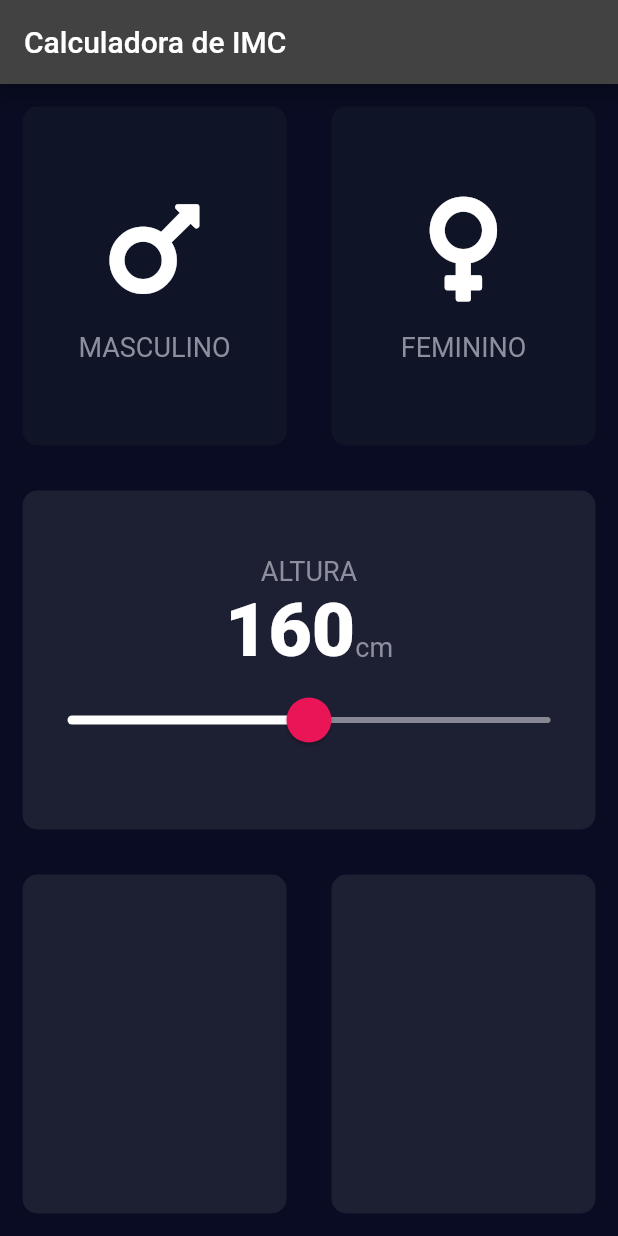
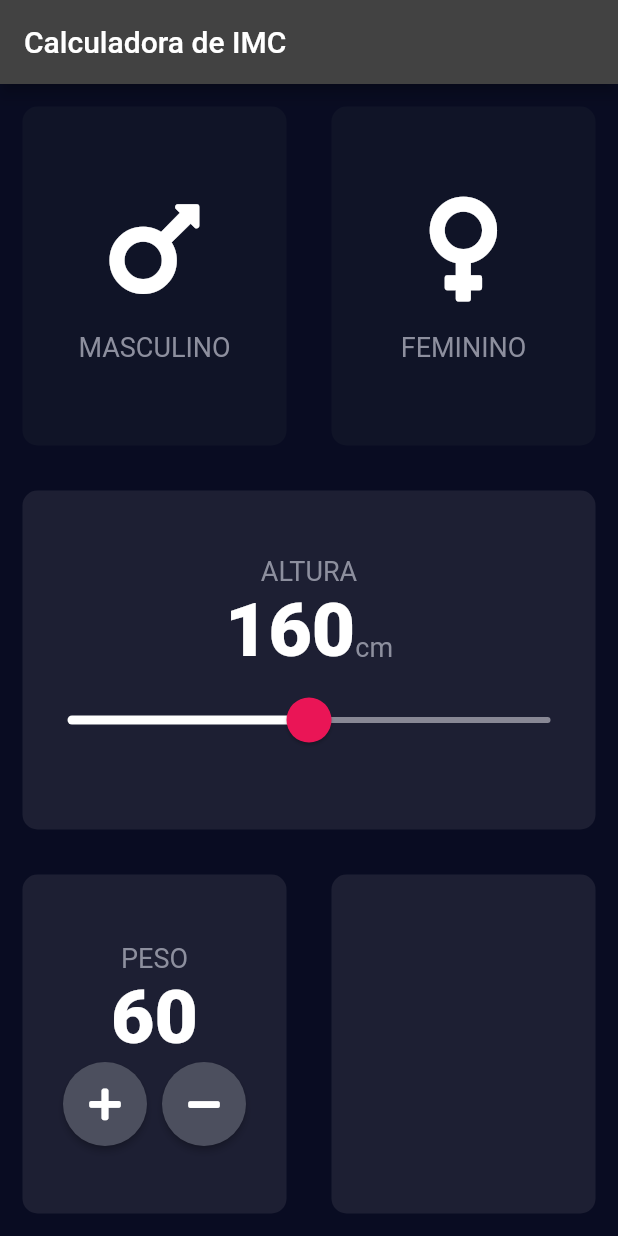
Before and after one commit to gregori/calc_imc, a Flutter app: the screen it shows after launch, on a phone screen of 412 x 824 dp. Run offline on Flutter 3.47's test engine with Material 2 defaults, Android fonts, the phone set to English and light mode, and no system bars; our stand-ins replace font_awesome_flutter.

Commit message:
Implementar card de fim da tela

```diff
--- a/lib/input_page.dart
+++ b/lib/input_page.dart
@@ -1,5 +1,6 @@
 import 'package:calc_imc/icon_content.dart';
 import 'package:calc_imc/reusable_card.dart';
+import 'package:calc_imc/round_icon_button.dart';
 import 'package:flutter/material.dart';
 import 'package:font_awesome_flutter/font_awesome_flutter.dart';
 
@@ -18,6 +19,7 @@ class InputPage extends StatefulWidget {
 class _InputPageState extends State<InputPage> {
   Gender? selectedGender;
   int height = 160;
+  int weight = 60;
 
   @override
   Widget build(BuildContext context) {
@@ -123,6 +125,45 @@ class _InputPageState extends State<InputPage> {
                   Expanded(
                     child: ReusableCard(
                       color: kActiveCardColor,
+                      child: Column(
+                        mainAxisAlignment: MainAxisAlignment.center,
+                        children: [
+                          Text(
+                            'PESO',
+                            style: kLabelTextStyle,
+                          ),
+                          Text(
+                            weight.toString(),
+                            style: kNumberTextStyle,
+                          ),
+                          Row(
+                            mainAxisAlignment: MainAxisAlignment.center,
+                            children: [
+                              RoundIconButton(
+                                color: Color(0xFF4C4F5E),
+                                icon: FontAwesomeIcons.plus,
+                                onPressed: () {
+                                  setState(() {
+                                    weight++;
+                                  });
+                                },
+                              ),
+                              SizedBox(
+                                width: 10,
+                              ),
+                              RoundIconButton(
+                                color: Color(0xFF4C4F5E),
+                                icon: FontAwesomeIcons.minus,
+                                onPressed: () {
+                                  setState(() {
+                                    weight--;
+                                  });
+                                },
+                              ),
+                            ],
+                          ),
+                        ],
+                      ),
                     ),
                   ),
                   Expanded(
--- /dev/null
+++ b/lib/round_icon_button.dart
@@ -0,0 +1,25 @@
+import 'package:flutter/material.dart';
+
+class RoundIconButton extends StatelessWidget {
+  final VoidCallback onPressed;
+  final IconData icon;
+  final Color? color;
+
+  RoundIconButton({required this.onPressed, required this.icon, this.color});
+
+  @override
+  Widget build(BuildContext context) {
+    return RawMaterialButton(
+      onPressed: onPressed,
+      shape: CircleBorder(),
+      fillColor: color,
+      constraints: BoxConstraints.tightFor(
+        width: 56.0,
+        height: 56.0,
+      ),
+      child: Icon(
+        icon,
+      ),
+    );
+  }
+}
```
